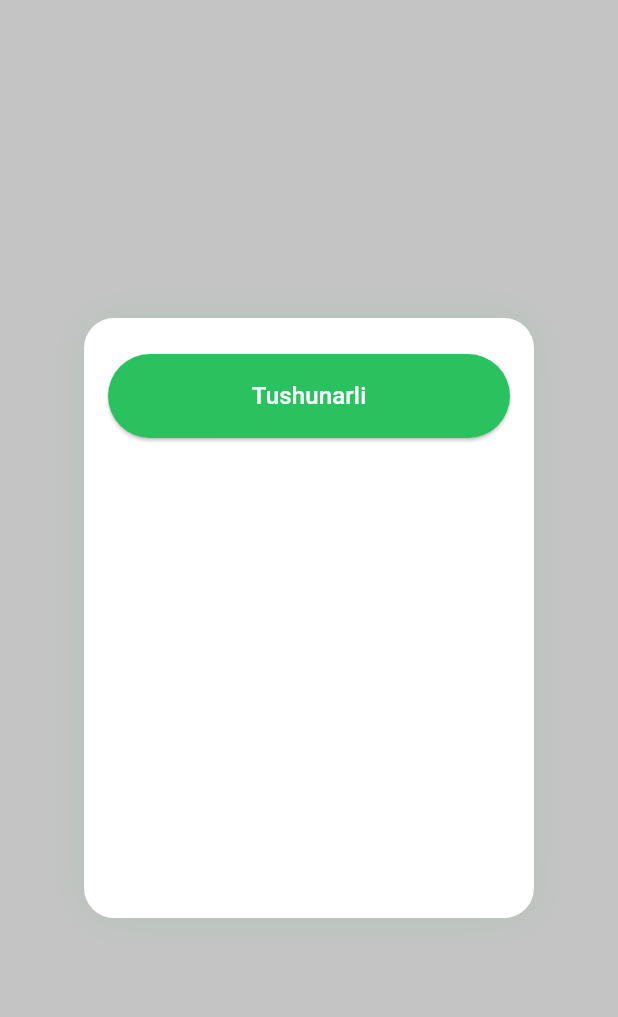
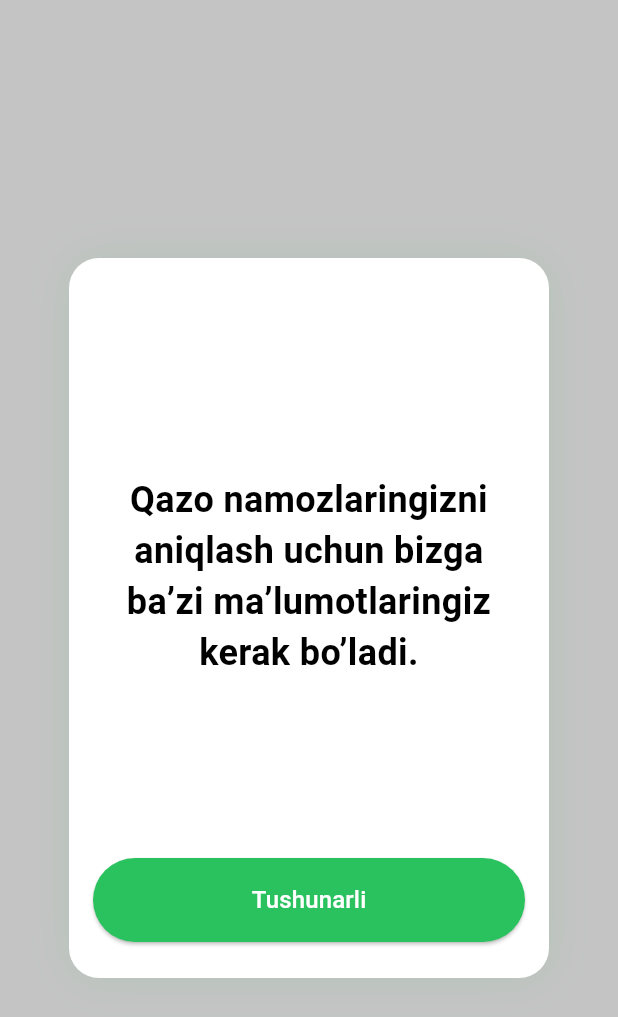
Before and after one commit to MyNextLevel/missed-prayers, a Flutter app: the screen it shows after launch, on a phone screen of 412 x 824 dp. Shown: the top 1017 px of the screen. Run offline on Flutter 3.47's test engine with Material 3 defaults, Android fonts, the light colour scheme and no system bars; our stand-ins replace auto_route, flutter_bloc, flutter_svg, freezed_annotation, get_it, google_fonts; Roboto replaces fonts that are missing (Prompt).

Commit message:
latest changes

```diff
--- a/lib/src/app.dart
+++ b/lib/src/app.dart
@@ -8,9 +8,10 @@ class MyApp extends StatelessWidget {
   @override
   Widget build(BuildContext context) {
     return MaterialApp.router(
-      title: 'Missed Prayers',
+      title: 'Qazo namozlari',
       debugShowCheckedModeBanner: false,
       routerDelegate: appRouter.delegate(),
+      locale: const Locale('uz'),
       routeInformationParser: appRouter.defaultRouteParser(),
     );
   }
--- /dev/null
+++ b/lib/src/core/utils/utils.dart
@@ -0,0 +1 @@
+export 'app_helpers.dart';
--- a/lib/src/presentation/components/buttons/accept_button.dart
+++ b/lib/src/presentation/components/buttons/accept_button.dart
@@ -1,6 +1,7 @@
 import 'package:flutter/material.dart';
 import 'package:google_fonts/google_fonts.dart';
-import 'package:missed_prayers/src/gen/colors.gen.dart';
+
+import '../../../gen/colors.gen.dart';
 
 class AcceptButton extends StatelessWidget {
   final VoidCallback onPressed;
@@ -16,14 +17,27 @@ class AcceptButton extends StatelessWidget {
         backgroundColor: ColorName.primary,
       ),
       onPressed: onPressed,
+      child: AnimatedSwitcher(
+        duration: const Duration(milliseconds: 150),
+        transitionBuilder: (Widget child, Animation<double> animation) {
+          return SlideTransition(
+            position: Tween<Offset>(
+              begin: const Offset(0.5, 0.0),
+              end: const Offset(0.0, 0.0),
+            ).animate(animation),
+            child: child,
+          );
+        },
         child: Text(
           title,
+          key: ValueKey<String>(title),
           style: GoogleFonts.prompt(
             color: ColorName.white,
             fontSize: 16,
             fontWeight: FontWeight.w500,
           ),
         ),
+      ),
     );
   }
 }
--- a/lib/src/presentation/pages/auth/auth_page.dart
+++ b/lib/src/presentation/pages/auth/auth_page.dart
@@ -1,6 +1,11 @@
 import 'package:auto_route/auto_route.dart';
 import 'package:flutter/material.dart';
 import 'package:flutter_bloc/flutter_bloc.dart';
+import 'package:missed_prayers/src/presentation/pages/auth/widgets/confirm_info.dart';
+import 'package:missed_prayers/src/presentation/pages/auth/widgets/info_text.dart';
+import 'package:missed_prayers/src/presentation/pages/auth/widgets/select_birthdate.dart';
+import 'package:missed_prayers/src/presentation/pages/auth/widgets/select_first_ehtilam.dart';
+import 'package:missed_prayers/src/presentation/pages/auth/widgets/select_start_prayer.dart';
 
 import '../../../gen/colors.gen.dart';
 import '../../components/components.dart';
@@ -16,14 +21,35 @@ class AuthPage extends StatefulWidget {
 }
 
 class _AuthPageState extends State<AuthPage> {
+  late PageController _controller;
+  late DateTime _birthdate;
+  late DateTime _firstEhtilam;
+  late DateTime _startPrayer;
+
+  @override
+  void initState() {
+    super.initState();
+    _controller = PageController();
+    _birthdate = DateTime.now();
+    _firstEhtilam = DateTime.now();
+    _startPrayer = DateTime.now();
+  }
+
+  @override
+  void dispose() {
+    super.dispose();
+    debugPrint('===> auth page dispose');
+    _controller.dispose();
+  }
+
   @override
   Widget build(BuildContext context) {
     return Scaffold(
       backgroundColor: ColorName.mainBackground,
       body: Center(
         child: Container(
-          width: 300,
-          height: 400,
+          width: 320,
+          height: 480,
           padding: const EdgeInsets.symmetric(horizontal: 16, vertical: 24),
           decoration: BoxDecoration(
             borderRadius: BorderRadius.circular(20),
@@ -40,18 +66,60 @@ class _AuthPageState extends State<AuthPage> {
             child: BlocConsumer<AuthCubit, AuthState>(
               listener: (context, state) {
                 if (state.currentPage > 5) {
-                  context.router.pushAndPopUntil(
-                    const HomeRoute(),
-                    predicate: (_) => false,
-                  );
+                  // context.router.pushAndPopUntil(
+                  //   const HomeRoute(),
+                  //   predicate: (_) => false,
+                  // );
                 }
               },
               builder: (context, state) {
                 final AuthCubit cubit = context.read<AuthCubit>();
                 return Column(
                   children: [
+                    if (state.dateProgress > 0)
+                      LinearProgressIndicator(
+                        color: ColorName.primary,
+                        backgroundColor: ColorName.mainBackground,
+                        value: state.dateProgress,
+                        borderRadius: BorderRadius.circular(20),
+                      ),
+                    Expanded(
+                      child: PageView(
+                        controller: _controller,
+                        physics: const NeverScrollableScrollPhysics(),
+                        children: [
+                          const InfoText(),
+                          SelectBirthdate(
+                            onDateChanged: (date) {
+                              _birthdate = date;
+                            },
+                          ),
+                          SelectFirstEhtilam(
+                            onDateChanged: (date) {
+                              _firstEhtilam = date;
+                            },
+                          ),
+                          SelectStartPrayer(
+                            onDateChanged: (date) {
+                              _startPrayer = date;
+                            },
+                          ),
+                          ConfirmInfo(
+                            birthdate: _birthdate,
+                            ehtilam: _firstEhtilam,
+                            startPrayer: _startPrayer,
+                          ),
+                        ],
+                      ),
+                    ),
                     AcceptButton(
-                      onPressed: cubit.nextPage,
+                      onPressed: () {
+                        cubit.nextPage();
+                        _controller.nextPage(
+                          duration: Duration(milliseconds: 200),
+                          curve: Curves.bounceInOut,
+                        );
+                      },
                       title: state.acceptButtonText,
                     ),
                   ],
--- a/lib/src/presentation/pages/auth/cubit/auth_state.dart
+++ b/lib/src/presentation/pages/auth/cubit/auth_state.dart
@@ -4,6 +4,7 @@ part of 'auth_cubit.dart';
 class AuthState with _$AuthState {
   const factory AuthState({
     @Default(0) int currentPage,
+    @Default(0) double dateProgress,
     @Default('Tushunarli') String acceptButtonText,
   }) = _AuthState;
 }
--- a/lib/src/presentation/pages/auth/widgets/info_text.dart
+++ b/lib/src/presentation/pages/auth/widgets/info_text.dart
@@ -8,12 +8,15 @@ class InfoText extends StatelessWidget {
 
   @override
   Widget build(BuildContext context) {
-    return Text(
-      'Qazo namozlaringizni aniqlash uchun bizga ba’zi ma’lumotlaringiz kerak bo’ladi.',
-      style: GoogleFonts.prompt(
-        color: ColorName.black,
-        fontSize: 24,
-        fontWeight: FontWeight.w600,
+    return Center(
+      child: Text(
+        'Qazo namozlaringizni aniqlash uchun bizga ba’zi ma’lumotlaringiz kerak bo’ladi.',
+        textAlign: TextAlign.center,
+        style: GoogleFonts.prompt(
+          color: ColorName.black,
+          fontSize: 24,
+          fontWeight: FontWeight.w600,
+        ),
       ),
     );
   }
--- a/pubspec.yaml
+++ b/pubspec.yaml
@@ -18,6 +18,7 @@ dependencies:
   flutter_bloc: ^8.1.3
   equatable: ^2.0.5
   freezed_annotation: ^2.4.1
+  intl: ^0.19.0
 
 dev_dependencies:
   flutter_test:
```
Also changed, not shown: lib/src/core/utils/app_helpers.dart (added, +10 -0 lines), lib/src/presentation/pages/auth/cubit/auth_cubit.dart (+16 -0 lines), lib/src/presentation/pages/auth/widgets/confirm_info.dart (added, +39 -0 lines), lib/src/presentation/pages/auth/widgets/info_item.dart (added, +22 -0 lines), lib/src/presentation/pages/auth/widgets/select_birthdate.dart (added, +41 -0 lines), lib/src/presentation/pages/auth/widgets/select_first_ehtilam.dart (added, +49 -0 lines), lib/src/presentation/pages/auth/widgets/select_start_prayer.dart (added, +49 -0 lines), lib/src/presentation/pages/auth/cubit/auth_cubit.freezed.dart, pubspec.lock, 8 other files. Lines whose indentation alone changed are shown as unchanged.
